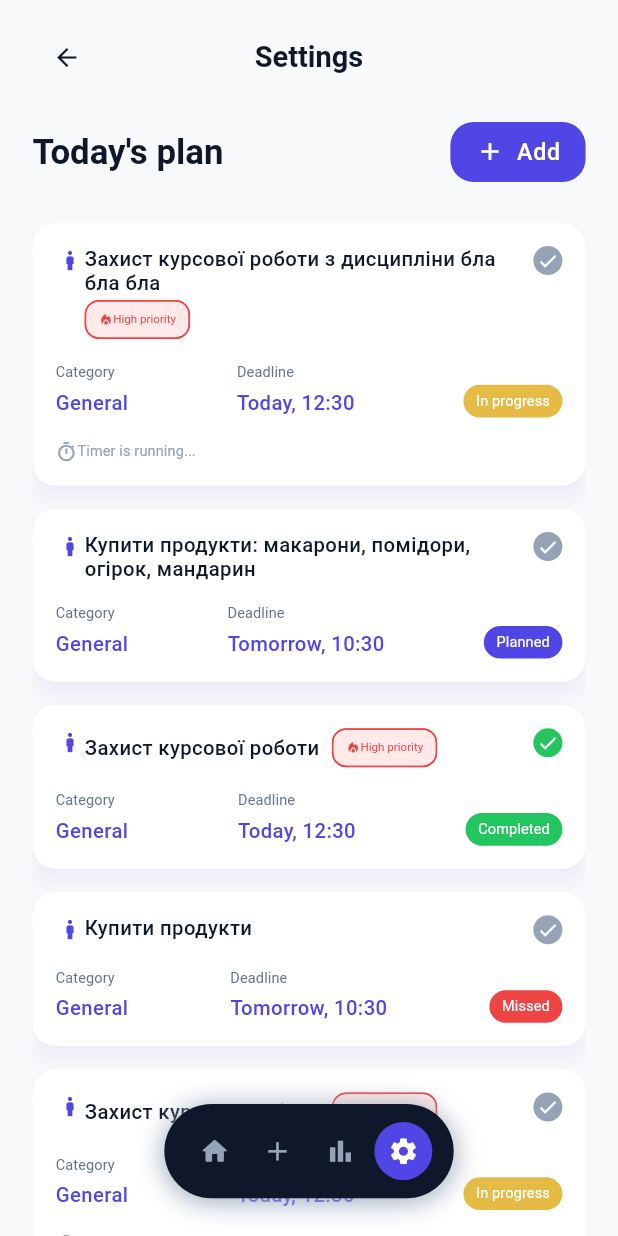
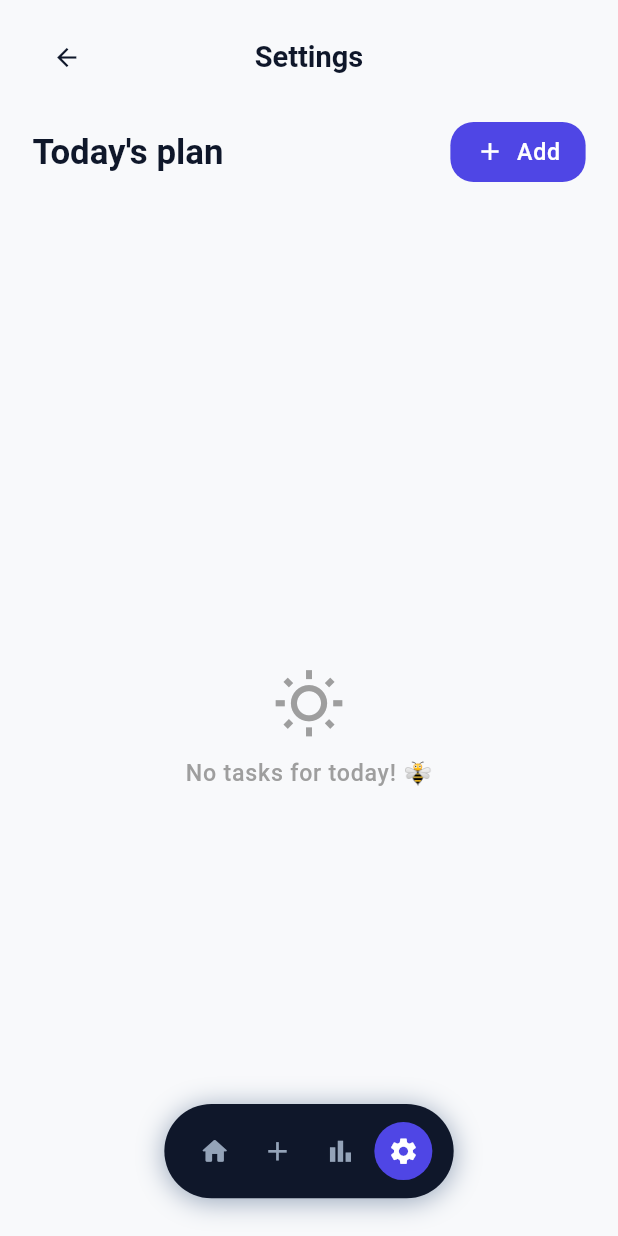
Before and after one commit to jjuulliiaas/PlanBee, a Flutter app: the SettingsScreen screen opened by its route, after a tap on the "add" icon, on a phone screen of 412 x 824 dp. Run offline on Flutter 3.47's test engine with Material 3 defaults, Android fonts, the phone set to English and light mode, and no system bars; our stand-ins replace flutter_screenutil, sqflite, table_calendar; accounts and stored records are empty; Roboto replaces fonts that are missing (Manrope).

Commit message:
Add displaying today*s tasks on the main screen

```diff
--- a/lib/blocks/task/provider.dart
+++ b/lib/blocks/task/provider.dart
@@ -103,4 +103,12 @@ class TaskProvider extends ChangeNotifier{
     _tasks.sort((a, b) => a.deadline.compareTo(b.deadline));
     notifyListeners();
   }
+
+  void updateTaskStatusLocally(String id, TaskStatus newStatus) {
+    final index = _tasks.indexWhere((t) => t.id == id);
+    if (index != -1) {
+      _tasks[index] = _tasks[index].copyWith(status: newStatus);
+      notifyListeners();
+    }
+  }
 }
--- a/lib/screens/home/body.dart
+++ b/lib/screens/home/body.dart
@@ -1,67 +1,37 @@
 import 'package:flutter/material.dart';
 import 'package:flutter_screenutil/flutter_screenutil.dart';
+import 'package:planbee/blocks/task/provider.dart';
 import 'package:planbee/core/utils/app_padding.dart';
+import 'package:provider/provider.dart';
 
-import '../../blocks/task/model.dart';
 import '../../routes.dart';
 import 'components/task_card/task_card.dart';
+import 'controller.dart';
 
 class HomeBody extends StatelessWidget {
-   HomeBody({super.key});
-
-  final List<TaskModel> mockTasks = [
-    TaskModel(
-      id: '1',
-      title: 'Захист курсової роботи з дисципліни бла бла бла',
-      createdAt: DateTime.now(),
-      deadline: DateTime.now().add(const Duration(hours: 2)),
-      isHighPriority: true,
-      status: TaskStatus.inProgress,
-    ),
-    TaskModel(
-      id: '2',
-      title: 'Купити продукти: макарони, помідори, огірок, мандарин',
-      createdAt: DateTime.now(),
-      deadline: DateTime.now().add(const Duration(days: 1)),
-      status: TaskStatus.planned,
-    ),
-    TaskModel(
-      id: '3',
-      title: 'Захист курсової роботи',
-      createdAt: DateTime.now(),
-      deadline: DateTime.now().add(const Duration(hours: 2)),
-      isHighPriority: true,
-      status: TaskStatus.completed,
-    ),
-    TaskModel(
-      id: '4',
-      title: 'Купити продукти',
-      createdAt: DateTime.now(),
-      deadline: DateTime.now().add(const Duration(days: 1)),
-      status: TaskStatus.missed,
-    ),
-    TaskModel(
-      id: '5',
-      title: 'Захист курсової роботи',
-      createdAt: DateTime.now(),
-      deadline: DateTime.now().add(const Duration(hours: 2)),
-      isHighPriority: true,
-      status: TaskStatus.inProgress,
-    ),
-    TaskModel(
-      id: '6',
-      title: 'Купити продукти',
-      createdAt: DateTime.now(),
-      deadline: DateTime.now().add(const Duration(days: 1)),
-      status: TaskStatus.planned,
-    ),
-  ];
+  const HomeBody({super.key});
 
   @override
   Widget build(BuildContext context) {
     final theme = Theme.of(context);
     final textTheme = theme.textTheme;
     final colorScheme = theme.colorScheme;
+
+    final controller = HomeController(context);
+    final taskProvider = context.watch<TaskProvider>();
+
+    Future.microtask(() {
+      if (taskProvider.tasks.isEmpty && !taskProvider.isLoading) {
+        controller.fetchAllTasks();
+      }
+    });
+
+    final todayTasks = taskProvider.tasks.where((task) {
+      final now = DateTime.now();
+      return task.deadline.year == now.year &&
+          task.deadline.month == now.month &&
+          task.deadline.day == now.day;
+    }).toList();
 
     return Padding(
       padding: AppPadding.horizontalOnly(context),
@@ -76,9 +46,7 @@ class HomeBody extends StatelessWidget {
                 style: textTheme.headlineMedium,
               ),
               ElevatedButton.icon(
-                  onPressed: () {
-                    Navigator.pushNamed(context, AppRoutes.create);
-                  },
+                onPressed: () => controller.navigateToCreateTask(AppRoutes.create),
                 icon: Icon(Icons.add, size: 20.r),
                 label: Text(
                   'Add',
@@ -89,17 +57,41 @@ class HomeBody extends StatelessWidget {
           ),
           SizedBox(height: 24.h),
           Expanded(
-              child: ListView.builder(
+            child: taskProvider.isLoading
+                ? const Center(child: CircularProgressIndicator())
+                : todayTasks.isEmpty
+                ? _buildEmptyState(textTheme)
+                : ListView.builder(
               padding: EdgeInsets.only(bottom: 100.h),
-                itemCount: mockTasks.length,
+              itemCount: todayTasks.length,
               physics: const BouncingScrollPhysics(),
               itemBuilder: (context, index) {
-                  return TaskCard(task: mockTasks[index]);
+                final task = todayTasks[index];
+                return TaskCard(
+                  task: task,
+                  onStatusChanged: (val) => controller.toggleTaskStatus(task, val),
+                );
               },
             ),
           ),
         ],
-        )
+      ),
+    );
+  }
+
+  Widget _buildEmptyState(TextTheme textTheme) {
+    return Center(
+      child: Column(
+        mainAxisAlignment: MainAxisAlignment.center,
+        children: [
+          Icon(Icons.wb_sunny_outlined, size: 50.r, color: Colors.grey),
+          SizedBox(height: 10.h),
+          Text(
+            'No tasks for today! 🐝',
+            style: textTheme.bodyLarge?.copyWith(color: Colors.grey),
+          ),
+        ],
+      ),
     );
   }
 }
--- a/lib/screens/home/components/task_card/task_card.dart
+++ b/lib/screens/home/components/task_card/task_card.dart
@@ -9,8 +9,9 @@ import 'info_column.dart';
 
 class TaskCard extends StatelessWidget {
   final TaskModel task;
+  final ValueChanged<bool?> onStatusChanged;
 
-  const TaskCard({super.key, required this.task});
+  const TaskCard({super.key, required this.task, required this.onStatusChanged});
 
   @override
   Widget build(BuildContext context) {
@@ -29,7 +30,7 @@ class TaskCard extends StatelessWidget {
               crossAxisAlignment: CrossAxisAlignment.start,
               children: [
                 Icon(
-                    Icons.boy,  // replace with dynamic icons
+                    task.category?.icon ?? Icons.task_alt,  // replace with dynamic icons
                     size: 20.r,
                     color: colorScheme.primary
                 ),
@@ -54,9 +55,7 @@ class TaskCard extends StatelessWidget {
 
                 CustomCheckbox(
                   isChecked: task.status == TaskStatus.completed,
-                  onChanged: (value) {
-                    print('Task Completed!!!');
-                  },
+                  onChanged: onStatusChanged,
                 ),
               ],
             ),
@@ -69,7 +68,7 @@ class TaskCard extends StatelessWidget {
               children: [
                 InfoColumn(
                   label: 'Category',
-                  value: task.category?.id ?? 'General',
+                  value: task.category?.name ?? 'General',
                   colorValue: colorScheme.primary,
                 ),
                 InfoColumn(
--- /dev/null
+++ b/lib/screens/home/controller.dart
@@ -0,0 +1,37 @@
+import 'package:flutter/material.dart';
+import 'package:provider/provider.dart';
+
+import '../../blocks/task/model.dart';
+import '../../blocks/task/provider.dart';
+import '../../blocks/task/repository.dart';
+
+class HomeController {
+  final BuildContext context;
+  final TaskRepository _repository = TaskRepository();
+
+  HomeController(this.context);
+
+  TaskProvider get _provider => context.read<TaskProvider>();
+
+  Future<void> fetchAllTasks() async {
+    _provider.isLoading = true;
+    try {
+      final allTasks = await _repository.fetchTasks();
+      _provider.tasks = allTasks;
+    } catch (e) {
+      print('Error fetching tasks: $e');
+    } finally {
+      _provider.isLoading = false;
+    }
+  }
+
+  void toggleTaskStatus(TaskModel task, bool? isCompleted) async {
+    final newStatus = isCompleted == true ? TaskStatus.completed : TaskStatus.planned;
+    await _repository.updateTaskStatus(task.id, newStatus);
+    _provider.updateTaskStatusLocally(task.id, newStatus);
+  }
+
+  void navigateToCreateTask(String routeName) {
+    Navigator.pushNamed(context, routeName);
+  }
+}
--- a/lib/services/db_service.dart
+++ b/lib/services/db_service.dart
@@ -69,6 +69,11 @@ class DatabaseService {
 
   Future<void> insertTask(TaskModel task) async {
     final db = await instance.database;
+
+    if (task.category != null) {
+      await insertCategory(task.category!);
+    }
+
     await db.insert('tasks', task.toMap(),
         conflictAlgorithm: ConflictAlgorithm.replace);
   }
@@ -88,7 +93,8 @@ class DatabaseService {
 
     return result.map((json) {
       CategoryModel? category;
-      if (json['category_id'] != null) {
+
+      if (json['category_id'] != null && json['cat_name'] != null) {
         category = CategoryModel(
           id: json['category_id'] as String,
           name: json['cat_name'] as String,
@@ -96,6 +102,7 @@ class DatabaseService {
           iconColor: Color(json['cat_color'] as int),
         );
       }
+
       return TaskModel.fromMap(json, category: category);
     }).toList();
   }
```
Also changed, not shown: lib/blocks/category/model.dart (+6 -3 lines), lib/blocks/task/model.dart (+16 -0 lines). Lines whose indentation alone changed are shown as unchanged.
